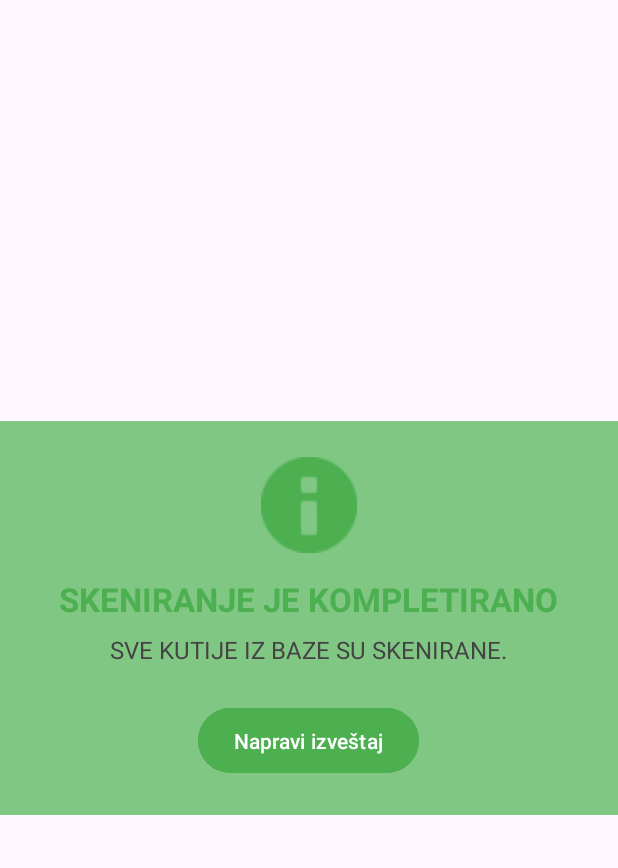
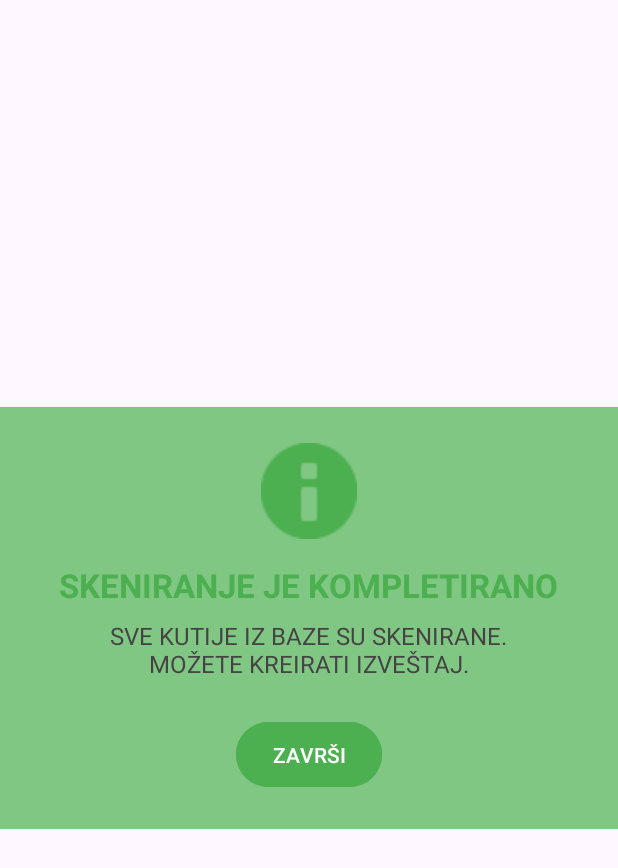
Before and after one commit to Ciglija/RW_Destroy, an Android app: the layout dialog_finish.xml on its own in the app's theme, with its tools: preview values and no code run, on a phone screen of 412 x 824 dp. Shown: the top 868 px of the screen. Run offline under Robolectric (Android 15) with nearby library versions, the phone set to English and light mode, and no system bars.

Commit message:
Small change

```diff
--- a/android/app/src/main/res/values/strings.xml
+++ b/android/app/src/main/res/values/strings.xml
@@ -36,8 +36,8 @@
     <string name="Yes">Da</string>
 
     <string name="finished_scanning_text1">SKENIRANJE JE KOMPLETIRANO</string>
-    <string name="finished_scanning_text2">SVE KUTIJE IZ BAZE SU SKENIRANE.</string>
-    <string name="write_report_text">Napravi izveštaj</string>
+    <string name="finished_scanning_text2">SVE KUTIJE IZ BAZE SU SKENIRANE.\nMOŽETE KREIRATI IZVEŠTAJ.</string>
+    <string name="write_report_text">ZAVRŠI</string>
     <string name="info_logo_text">Informacije Logo</string>
 
     <string name="internet_error">Greška sa internetom!</string>
```
Also changed, not shown: android/app/src/main/java/com/example/activity/MainActivity.java (+4 -4 lines), android/app/src/main/java/com/example/activity/ScannerActivity.java (+0 -17 lines), 3 other files.
